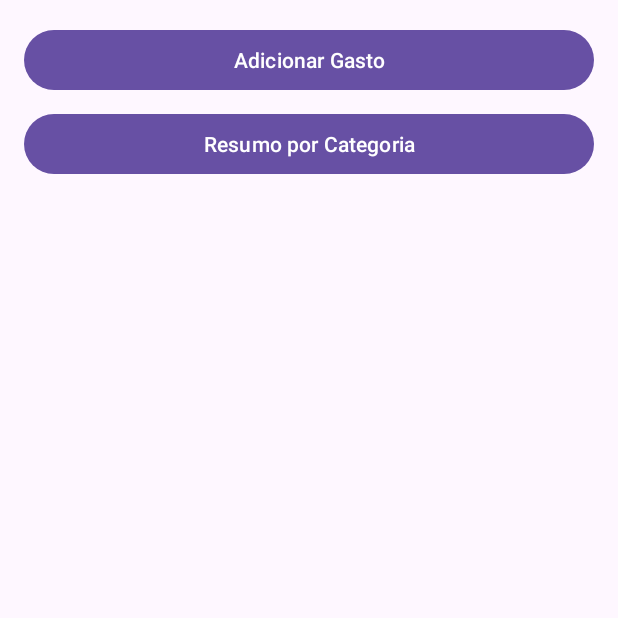
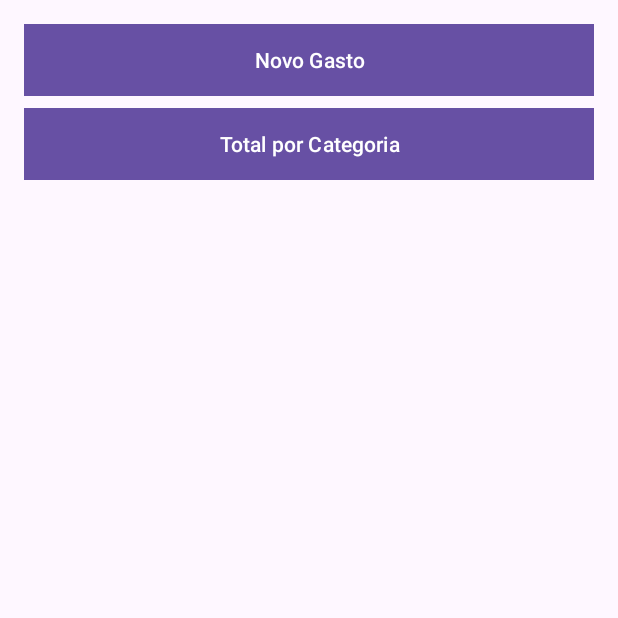
Before and after one commit to karinyprado/App_MinhasFinancas, an Android app: the screen it shows after launch (MainActivity), on a phone screen of 412 x 824 dp, the top half of it. Run offline under Robolectric (Android 15) with nearby library versions, the phone set to English and light mode, and no system bars.

Commit message:
final commit

```diff
--- a/app/src/main/java/com/example/minhasfinancas/ui/CadastroActivity.java
+++ b/app/src/main/java/com/example/minhasfinancas/ui/CadastroActivity.java
@@ -34,7 +34,7 @@ public class CadastroActivity extends AppCompatActivity {
         spinnerCategoria = findViewById(R.id.spinnerCategoria);
         btnSalvar = findViewById(R.id.btnSalvar);
 
-        String[] categorias = {"Alimentação", "Transporte", "Lazer", "Saúde", "Outros"};
+        String[] categorias = {"Alimentação", "Lazer", "Transporte", "Saúde", "Gastos Pessoais"};
         spinnerCategoria.setAdapter(new ArrayAdapter<>(this, android.R.layout.simple_spinner_dropdown_item, categorias));
 
         btnSalvar.setOnClickListener(view -> {
--- a/app/src/main/res/layout/activity_main.xml
+++ b/app/src/main/res/layout/activity_main.xml
@@ -1,5 +1,6 @@
 <?xml version="1.0" encoding="utf-8"?>
 <LinearLayout xmlns:android="http://schemas.android.com/apk/res/android"
+    xmlns:app="http://schemas.android.com/apk/res-auto"
     android:orientation="vertical"
     android:padding="16dp"
     android:layout_width="match_parent"
@@ -9,14 +10,21 @@
         android:id="@+id/btnAdicionar"
         android:layout_width="match_parent"
         android:layout_height="wrap_content"
-        android:text="Adicionar Gasto" />
+        android:background="#9C27B0"
+        android:backgroundTint="#9C27B0"
+        android:text="Novo Gasto"
+        app:iconTint="#9C27B0"
+        app:rippleColor="#9C27B0" />
 
     <Button
         android:id="@+id/btnResumo"
         android:layout_width="match_parent"
         android:layout_height="wrap_content"
-        android:text="Resumo por Categoria"
-        android:layout_marginTop="8dp"/>
+        android:layout_marginTop="8dp"
+        android:background="#9C27B0"
+        android:backgroundTint="#9C27B0"
+        android:text="Total por Categoria"
+        app:iconTint="#9C27B0" />
 
     <androidx.recyclerview.widget.RecyclerView
         android:id="@+id/recyclerViewGastos"
--- a/app/src/main/res/layout/activity_resumo.xml
+++ b/app/src/main/res/layout/activity_resumo.xml
@@ -8,7 +8,7 @@
         android:id="@+id/txtResumo"
         android:layout_width="match_parent"
         android:layout_height="wrap_content"
-        android:text="Carregando resumo..."
+        android:text="Carregando..."
         android:textSize="18sp" />
 
 </ScrollView>
```
